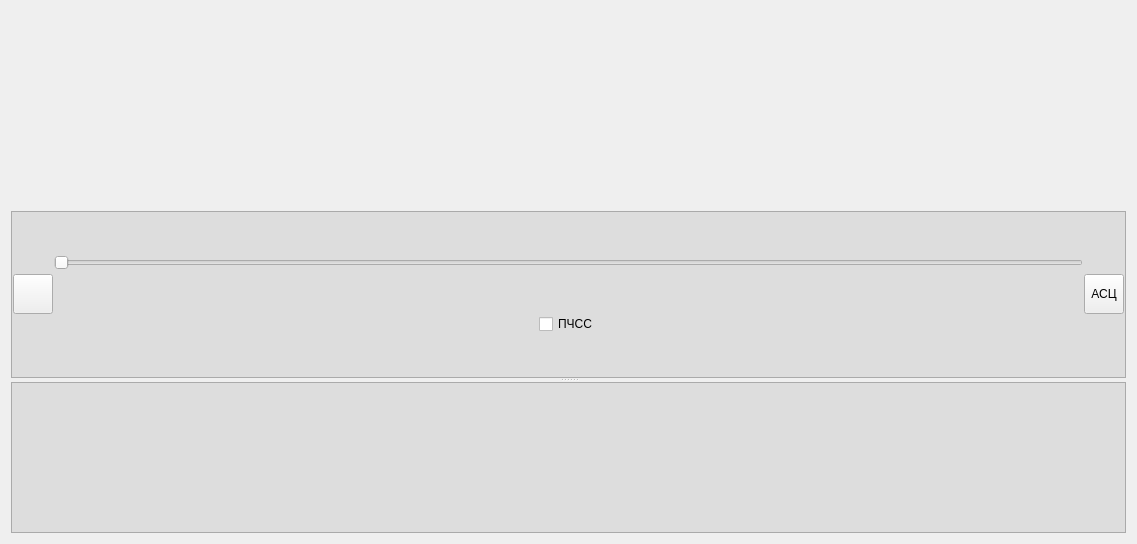
Before: the Qt Designer form src/Indicators/ui/ShPIndicatorItem.ui in alexvrn/rmo, drawn with Qt 5.
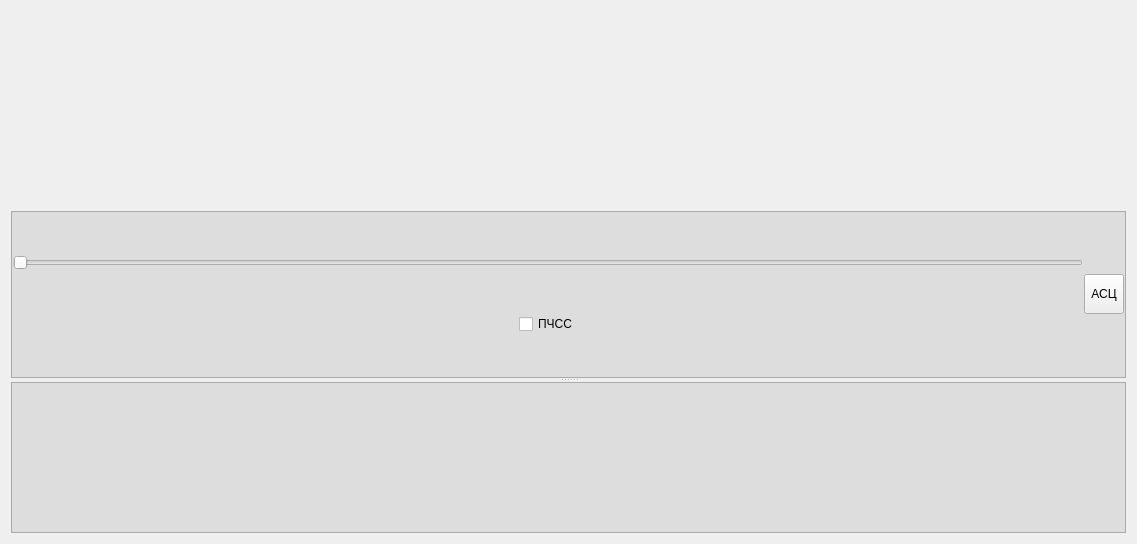
After: the same form once the commit is applied. Custom widgets are drawn as their Qt base class.

The edit to the form file:
```diff
--- a/src/Indicators/ui/ShPIndicatorItem.ui
+++ b/src/Indicators/ui/ShPIndicatorItem.ui
@@ -92,25 +92,6 @@
           <property name="bottomMargin">
            <number>1</number>
           </property>
-          <item>
-           <widget class="QToolButton" name="nextRightToolButton">
-            <property name="minimumSize">
-             <size>
-              <width>40</width>
-              <height>40</height>
-             </size>
-            </property>
-            <property name="maximumSize">
-             <size>
-              <width>40</width>
-              <height>40</height>
-             </size>
-            </property>
-            <property name="text">
-             <string/>
-            </property>
-           </widget>
-          </item>
           <item>
            <layout class="QVBoxLayout" name="verticalLayout_6">
             <property name="spacing">
```
